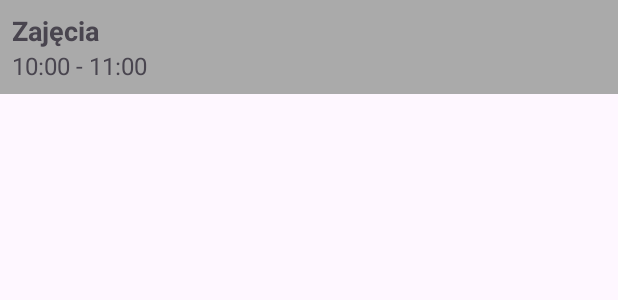
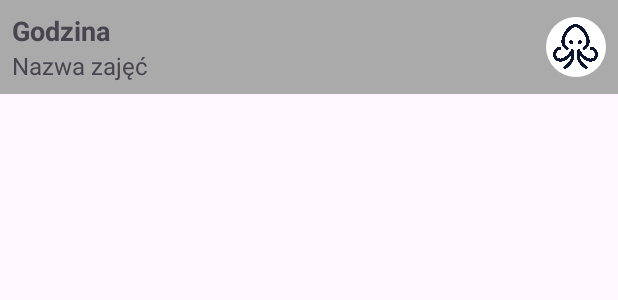
Before and after one commit to JanekPA/AppOcto, an Android app: the layout schedule_item.xml on its own in the app's theme, with its tools: preview values and no code run, on a phone screen of 412 x 824 dp. Shown: the top 300 px of the screen. Run offline under Robolectric (Android 15) with nearby library versions, the phone set to English and light mode, and no system bars.

Commit message:
Fragment for trainers and Schedule changed

```diff
--- /dev/null
+++ b/Octopus/app/src/main/res/drawable/favorite_background_default.xml
@@ -0,0 +1,5 @@
+<?xml version="1.0" encoding="utf-8"?>
+<shape xmlns:android="http://schemas.android.com/apk/res/android"
+    android:shape="oval">
+    <solid android:color="#FFFFFF" />
+</shape>
--- /dev/null
+++ b/Octopus/app/src/main/res/drawable/favorite_background_selected.xml
@@ -0,0 +1,5 @@
+<?xml version="1.0" encoding="utf-8"?>
+<shape xmlns:android="http://schemas.android.com/apk/res/android"
+    android:shape="oval">
+    <solid android:color="#FFA500" />
+</shape>
--- a/Octopus/app/src/main/res/layout/schedule_item.xml
+++ b/Octopus/app/src/main/res/layout/schedule_item.xml
@@ -2,24 +2,50 @@
 <LinearLayout xmlns:android="http://schemas.android.com/apk/res/android"
     android:layout_width="match_parent"
     android:layout_height="wrap_content"
-    android:orientation="vertical"
+    android:orientation="horizontal"
     android:padding="8dp"
     android:background="@android:color/darker_gray">
+
+    <LinearLayout
+        android:layout_width="0dp"
+        android:layout_weight="1"
+        android:layout_height="wrap_content"
+        android:orientation="vertical">
+    <TextView
+        android:id="@+id/item_time"
+        android:layout_width="wrap_content"
+        android:layout_height="wrap_content"
+        android:text="Godzina"
+        android:textStyle="bold"
+        android:textSize="18sp"/>
 
     <TextView
         android:id="@+id/item_title"
         android:layout_width="wrap_content"
         android:layout_height="wrap_content"
-        android:text="Zajęcia"
-        android:textStyle="bold"
-        android:textSize="18sp"/>
+        android:text="Nazwa zajęć"
+        android:textSize="16sp"/>
+    </LinearLayout>
+    <FrameLayout
+        android:layout_width="40dp"
+        android:layout_height="40dp"
+        android:layout_gravity="center_vertical">
 
-    <TextView
-        android:id="@+id/item_time"
-        android:layout_width="wrap_content"
-        android:layout_height="wrap_content"
-        android:text="10:00 - 11:00"
-        android:textSize="16sp"/>
+        <!-- Tło w postaci zasobu drawable -->
+        <ImageView
+            android:id="@+id/favorite_button_background"
+            android:layout_width="match_parent"
+            android:layout_height="match_parent"
+            android:background="@drawable/favorite_background_default"
+            android:scaleType="centerCrop"
+            android:layout_gravity="center"/>
 
-
+        <!-- Obrazek, który ma być widoczny na tle -->
+        <ImageView
+            android:id="@+id/favorite_button"
+            android:layout_width="30dp"
+            android:layout_height="30dp"
+            android:src="@drawable/octopus_icon"
+            android:layout_gravity="center"/>
+    </FrameLayout>
 </LinearLayout>
```
Also changed, not shown: Octopus/app/src/main/java/com/example/octopus/ScheduleAdapter.kt (+16 -3 lines), Octopus/app/src/main/java/com/example/octopus/TrainersFragment.kt (+138 -78 lines), Octopus/app/src/main/res/layout/dialog_add_hours.xml (+20 -6 lines), Octopus/app/src/main/res/layout/fragment_trainers.xml (+4 -3 lines), Octopus/app/src/main/res/drawable/octopus_icon.png (added).
